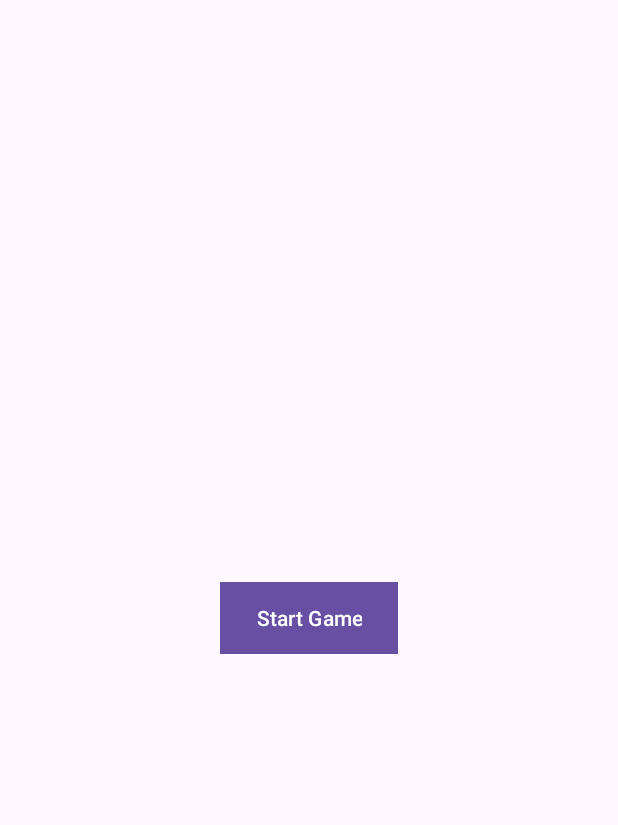
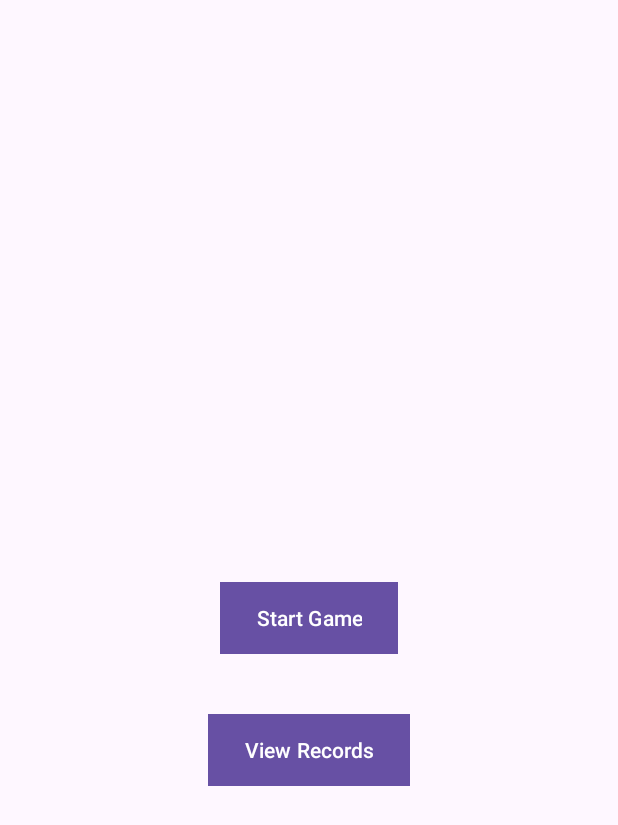
Before and after one commit to levitomer1996/androidhomework1, an Android app: the layout activity_main.xml on its own in the app's theme, with its tools: preview values and no code run, on a phone screen of 412 x 824 dp. Shown: the top 825 px of the screen. Run offline under Robolectric (Android 15) with nearby library versions, the phone set to English and light mode, and no system bars.

Commit message:
Added record screen

```diff
--- a/app/src/main/AndroidManifest.xml
+++ b/app/src/main/AndroidManifest.xml
@@ -14,6 +14,9 @@
         android:supportsRtl="true"
         android:theme="@style/Theme.Homework1"
         tools:targetApi="31">
+        <activity
+            android:name=".RecordsActivity"
+            android:exported="false" />
         <activity
             android:name=".GameoverActivity"
             android:exported="false" />
--- a/app/src/main/java/com/example/homework1/TankGameActivity.java
+++ b/app/src/main/java/com/example/homework1/TankGameActivity.java
@@ -1,6 +1,7 @@
 package com.example.homework1;
 
 import android.content.Intent;
+import android.media.MediaPlayer;
 import android.os.Bundle;
 import android.os.CountDownTimer;
 import android.view.View;
@@ -23,11 +24,15 @@ public class TankGameActivity extends AppCompatActivity {
     private static final String LOG_TAG = "TankActivity";
     private static final int NUM_OF_COLS = 5;
     private static final int NUM_OF_ROWS = 9;
-    private static final int DELAY = 200;
+    private MediaPlayer mediaPlayer;
 
     private int score = 0;
+    private int DELAY = 500;
+
+    private int distance = 0;
     private int tankPosition = 1;
     private int num_of_lives = 2;
+
     private int[][] type_mat = {
             {-1, -1, -1, -1, -1},
             {-1, -1, -1, -1, -1},
@@ -55,6 +60,7 @@ public class TankGameActivity extends AppCompatActivity {
     private int[] lives = {R.id.live0, R.id.live1, R.id.live2};
 
     private TextView scoreTextView;
+    private TextView distanceTextView;
 
 
     private CountDownTimer gameTimer;
@@ -98,12 +104,15 @@ public class TankGameActivity extends AppCompatActivity {
     }
 
     private void startTimer() {
+
         gameTimer = new CountDownTimer(Long.MAX_VALUE, DELAY) {
+
             @Override
             public void onTick(long millisUntilFinished) {
                 launchItem();
                 moveOneStepDown();
                 detectCrash();
+
             }
 
             @Override
@@ -175,6 +184,8 @@ public class TankGameActivity extends AppCompatActivity {
                 }
             }
         }
+        this.setDistance(this.getDistance() + 1);
+        setDistanceText(this.getDistance());
     }
 
     public void detectCrash() {
@@ -314,4 +325,42 @@ public class TankGameActivity extends AppCompatActivity {
             vibrator.vibrate(vibrationEffect1);
         }
     }
+
+    public void setDistanceText(int distance) {
+        this.distanceTextView = findViewById(R.id.distanceTextView);
+        if (this.distanceTextView != null) {
+            distanceTextView.setText("Distance: " + distance);
+        }
+    }
+
+    public int getDistance() {
+        return distance;
+    }
+
+    public void setDistance(int distance) {
+        this.distance = distance;
+    }
+
+    private void playSound(int soundResourceId) {
+        // Release any previously playing media player
+        if (mediaPlayer != null) {
+            mediaPlayer.release();
+        }
+
+        // Create a new media player instance
+        mediaPlayer = MediaPlayer.create(this, soundResourceId);
+
+        // Set a listener to release the media player once the sound has finished playing
+        mediaPlayer.setOnCompletionListener(new MediaPlayer.OnCompletionListener() {
+            @Override
+            public void onCompletion(MediaPlayer mp) {
+                mp.release();
+                mediaPlayer = null;
+            }
+        });
+
+        // Start playing the sound
+        mediaPlayer.start();
+    }
+
 }
--- a/app/src/main/res/layout/activity_main.xml
+++ b/app/src/main/res/layout/activity_main.xml
@@ -11,5 +11,16 @@
         android:layout_height="wrap_content"
         android:text="Start Game"
         android:background="@color/black"
-        android:layout_centerInParent="true"/>
+        android:layout_centerInParent="true"
+        android:layout_marginBottom="20dp" />
+
+    <Button
+        android:id="@+id/view_records_button"
+        android:layout_width="wrap_content"
+        android:layout_height="wrap_content"
+        android:text="View Records"
+        android:background="@color/black"
+        android:layout_below="@id/start_game_button"
+        android:layout_centerHorizontal="true"
+        android:layout_marginTop="20dp" />
 </RelativeLayout>
```
Also changed, not shown: app/src/main/java/com/example/homework1/MainActivity.java (+13 -1 lines), app/src/main/java/com/example/homework1/RecordsActivity.java (added, +62 -0 lines), app/src/main/res/layout/activity_records.xml (added, +86 -0 lines), app/src/main/res/layout/activity_tank_game.xml (+14 -2 lines), 1 other file.
